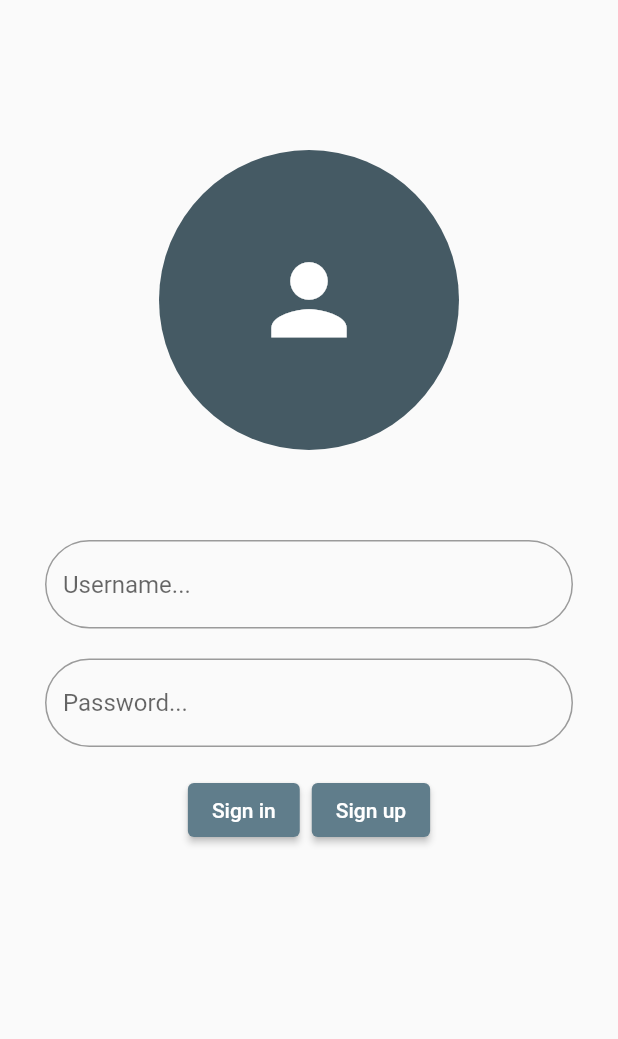
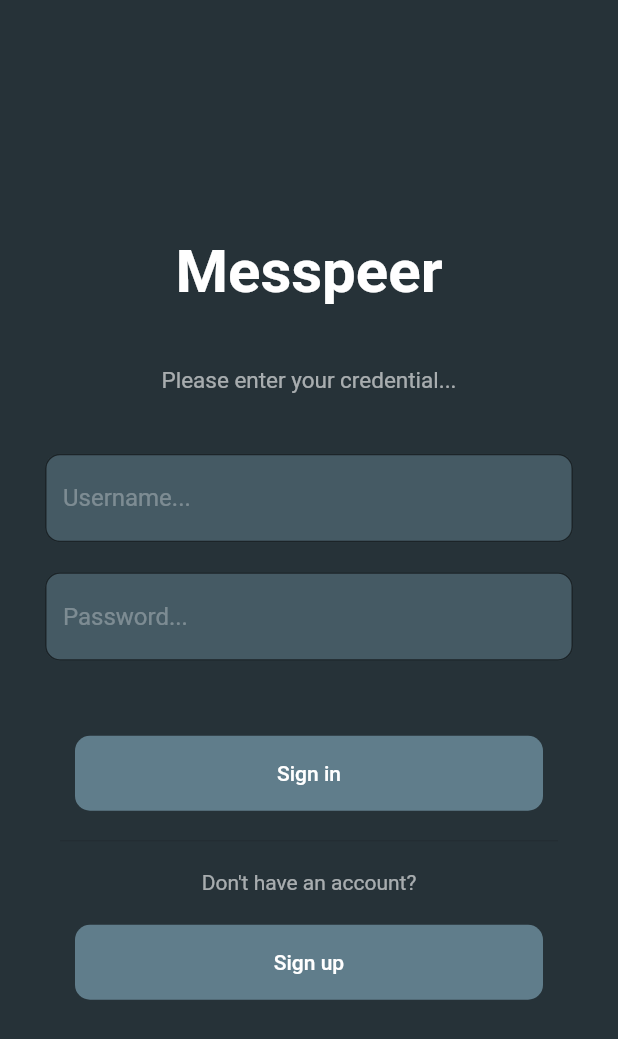
Before and after one commit to anhquan7826/messpeer_client, a Flutter app: the Login screen opened directly, on a phone screen of 412 x 824 dp. Shown: the top 1039 px of the screen. Run offline on Flutter 3.47's test engine with Material 2 defaults, Android fonts, the phone set to English and light mode, and no system bars.

Commit message:
login route finished?

```diff
--- a/lib/login_screen/login.dart
+++ b/lib/login_screen/login.dart
@@ -1,5 +1,5 @@
 import 'package:flutter/material.dart';
-import 'package:flutter/services.dart';
+import 'package:messpeer_client/utils/BackendMethod.dart';
 
 class Login extends StatefulWidget {
   const Login({Key? key}) : super(key: key);
@@ -26,69 +26,176 @@ class _LoginState extends State<Login> {
     _passwordController.dispose();
   }
 
+  bool _isLoading = false;
+  bool _loginResult = false;
+
+  Future<void> _login(String username, String password) async {
+    setState(() {
+      _isLoading = true;
+    });
+    _loginResult = await BackendMethod.getInstance()!.authenticate(username, password);
+    setState(() {
+      _isLoading = false;
+      if (_loginResult) {
+        Navigator.pushReplacementNamed(context, '/overview', arguments: {
+          // TODO: get userdata
+        });
+      } else {
+        showDialog(
+          context: context,
+          builder: (context) {
+            return AlertDialog(
+              backgroundColor: Colors.blueGrey[900],
+              title: const Text(
+                'Error',
+                style: TextStyle(
+                    color: Colors.white
+                ),
+              ),
+              content: const Text(
+                'Incorrect username or password!',
+                style: TextStyle(
+                    color: Colors.white
+                ),
+              ),
+              actions: [
+                TextButton(
+                  onPressed: () {
+                    Navigator.of(context).pop();
+                  },
+                  child: const Text('OK'),
+                )
+              ],
+            );
+          },
+        );
+      }
+    });
+  }
+
   @override
   Widget build(BuildContext context) {
     return Scaffold(
+      backgroundColor: Colors.blueGrey[900],
       body: Column(
+        mainAxisAlignment: MainAxisAlignment.center,
         children: [
-          const SizedBox(
-            height: 100.0,
-          ),
-          const CircleAvatar(
-            radius: 100.0,
-            child: Icon(
-              Icons.person,
-              size: 75.0,
+          const Text(
+            'Messpeer',
+            style: TextStyle(
+              color: Colors.white,
+              fontSize: 40.0,
+              fontWeight: FontWeight.bold,
             ),
           ),
           const SizedBox(
-            height: 50.0,
+            height: 40.0,
+          ),
+          const Text(
+            'Please enter your credential...',
+            style: TextStyle(
+                color: Colors.white60,
+                fontSize: 15.0
+            ),
+          ),
+          const SizedBox(
+            height: 30.0,
           ),
           Padding(
             padding:
-                const EdgeInsets.symmetric(vertical: 10.0, horizontal: 30.0),
+            const EdgeInsets.symmetric(vertical: 10.0, horizontal: 30.0),
             child: TextField(
               autocorrect: false,
               enableSuggestions: false,
               controller: _usernameController,
+              style: const TextStyle(
+                  color: Colors.white
+              ),
               decoration: InputDecoration(
                 border: OutlineInputBorder(
-                  borderRadius: BorderRadius.circular(50),
+                  borderRadius: BorderRadius.circular(10),
                 ),
                 hintText: "Username...",
+                hintStyle: const TextStyle(
+                  color: Colors.white30,
+                ),
+                filled: true,
+                fillColor: Colors.blueGrey[700],
               ),
               onChanged: (value) {},
             ),
           ),
           Padding(
             padding:
-                const EdgeInsets.symmetric(vertical: 10.0, horizontal: 30.0),
+            const EdgeInsets.symmetric(vertical: 10.0, horizontal: 30.0),
             child: TextField(
               autocorrect: false,
               enableSuggestions: false,
               controller: _passwordController,
               obscureText: true,
+              style: const TextStyle(
+                  color: Colors.white
+              ),
               decoration: InputDecoration(
                 border: OutlineInputBorder(
-                  borderRadius: BorderRadius.circular(50),
+                  borderRadius: BorderRadius.circular(10),
                 ),
                 hintText: "Password...",
+                hintStyle: const TextStyle(
+                  color: Colors.white30,
+                ),
+                filled: true,
+                fillColor: Colors.blueGrey[700],
               ),
               onChanged: (value) {},
             ),
           ),
-          ButtonBar(
-            alignment: MainAxisAlignment.center,
-            children: [
-              ElevatedButton(
-                onPressed: () {},
-                child: const Text('Sign in'),
+          const SizedBox(height: 40.0,),
+          Padding(
+            padding: const EdgeInsets.symmetric(horizontal: 50.0),
+            child: ElevatedButton(
+              onPressed: () {
+                String username = _usernameController.text;
+                String password = _passwordController.text;
+                _login(username, password);
+              },
+              child: _isLoading ? const CircularProgressIndicator(
+                color: Colors.white,
+              ) : const Text('Sign in'),
+              style: ElevatedButton.styleFrom(
+                  elevation: 0,
+                  shape: RoundedRectangleBorder(
+                    borderRadius: BorderRadius.circular(10.0),
+                  ),
+                  minimumSize: const Size(400.0, 50.0)
               ),
-              ElevatedButton(
-                onPressed: () {},
-                child: const Text('Sign up'),
-              )
-            ],
+            ),
+          ),
+          const Divider(
+            indent: 40.0,
+            endIndent: 40.0,
+            height: 40.0,
+          ),
+          const Text(
+            "Don't have an account?",
+            style: TextStyle(
+              color: Colors.white60,
+            ),
+          ),
+          const SizedBox(height: 20.0,),
+          Padding(
+            padding: const EdgeInsets.symmetric(horizontal: 50.0),
+            child: ElevatedButton(
+              onPressed: () {  },
+              child: const Text('Sign up'),
+              style: ElevatedButton.styleFrom(
+                  elevation: 0,
+                  shape: RoundedRectangleBorder(
+                    borderRadius: BorderRadius.circular(10.0),
+                  ),
+                  minimumSize: const Size(400.0, 50.0)
+              ),
+            ),
           ),
         ],
       ),
```
